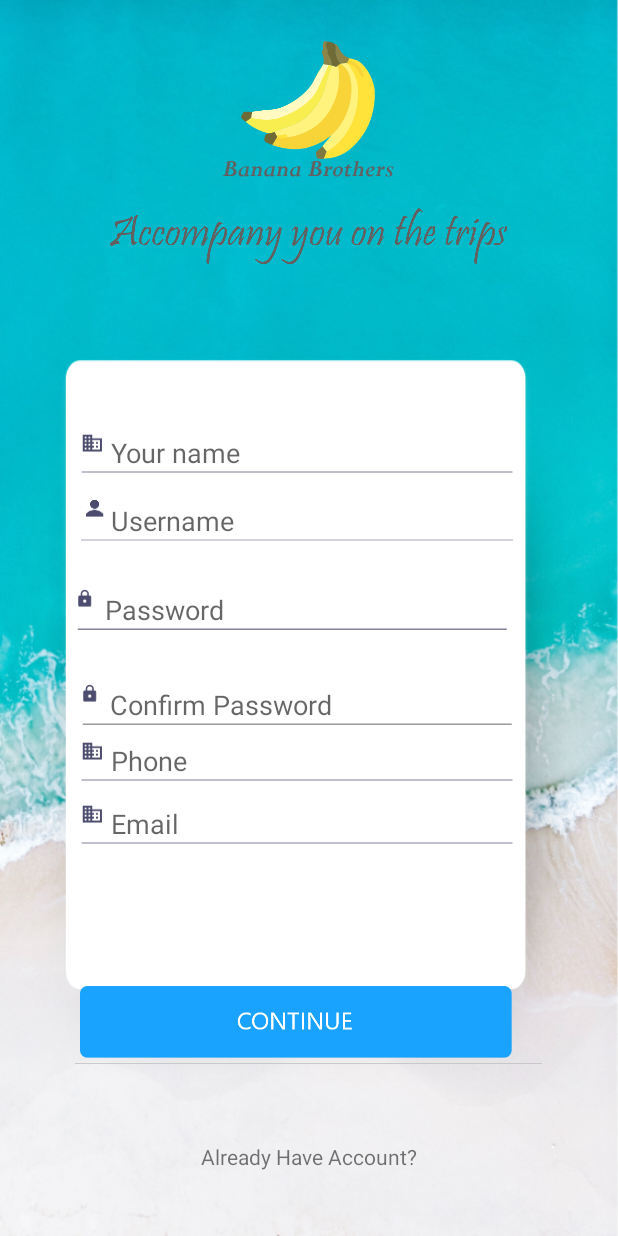
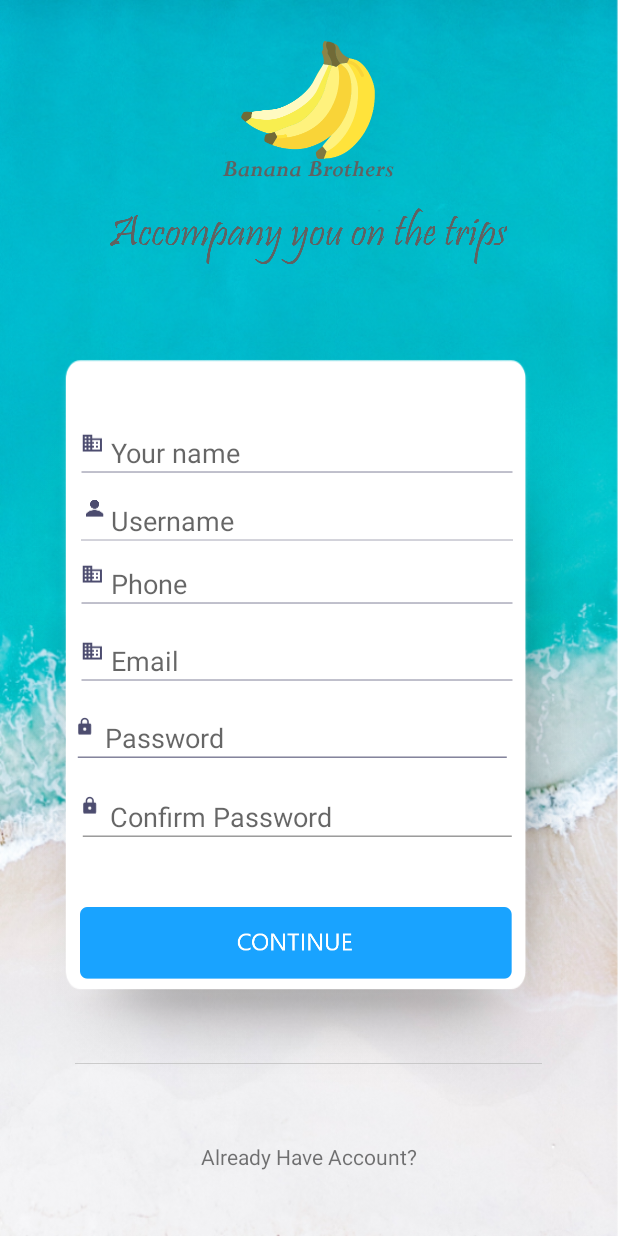
Before and after one commit to thogtq/HotelBookingApp, an Android app: the SignupActivity screen opened directly, with no data from a screen before it, on a phone screen of 412 x 824 dp. Run offline under Robolectric (Android 15) with nearby library versions, the phone set to English and light mode, and no system bars; Roboto replaces fonts that are not available here.

Commit message:
signup editext final

```diff
--- a/app/src/main/res/layout/activity_signup.xml
+++ b/app/src/main/res/layout/activity_signup.xml
@@ -76,7 +76,7 @@
             app:layout_constraintEnd_toEndOf="parent"
             app:layout_constraintHorizontal_bias="0.401"
             app:layout_constraintStart_toStartOf="parent"
-            app:layout_constraintTop_toBottomOf="@+id/et_signup_username"
+            app:layout_constraintTop_toBottomOf="@+id/et_signup_email"
             app:layout_constraintVertical_bias="0.091" />
 
         <EditText
@@ -105,7 +105,7 @@
             app:layout_constraintEnd_toEndOf="parent"
             app:layout_constraintHorizontal_bias="0.43"
             app:layout_constraintStart_toStartOf="parent"
-            app:layout_constraintTop_toBottomOf="@+id/et_signup_conf_password"
+            app:layout_constraintTop_toTopOf="parent"
             app:layout_constraintVertical_bias="0.787" />
 
         <ImageView
@@ -121,7 +121,7 @@
             app:srcCompat="@drawable/line" />
 
         <EditText
-            android:id="@+id/editTextTextPersonName2"
+            android:id="@+id/et_signup_phone"
             android:layout_width="288dp"
             android:layout_height="27.5dp"
             android:background="@drawable/signup_your_name"
@@ -133,11 +133,11 @@
             app:layout_constraintEnd_toEndOf="parent"
             app:layout_constraintHorizontal_bias="0.437"
             app:layout_constraintStart_toStartOf="parent"
-            app:layout_constraintTop_toBottomOf="@+id/et_signup_conf_password"
+            app:layout_constraintTop_toBottomOf="@+id/et_signup_username"
             app:layout_constraintVertical_bias="0.042" />
 
         <EditText
-            android:id="@+id/editTextTextPersonName3"
+            android:id="@+id/et_signup_email"
             android:layout_width="288dp"
             android:layout_height="27.5dp"
             android:background="@drawable/signup_your_name"
@@ -149,7 +149,7 @@
             app:layout_constraintEnd_toEndOf="parent"
             app:layout_constraintHorizontal_bias="0.437"
             app:layout_constraintStart_toStartOf="parent"
-            app:layout_constraintTop_toBottomOf="@+id/editTextTextPersonName2"
+            app:layout_constraintTop_toBottomOf="@+id/et_signup_phone"
             app:layout_constraintVertical_bias="0.076" />
     </android.support.constraint.ConstraintLayout>
 
```
